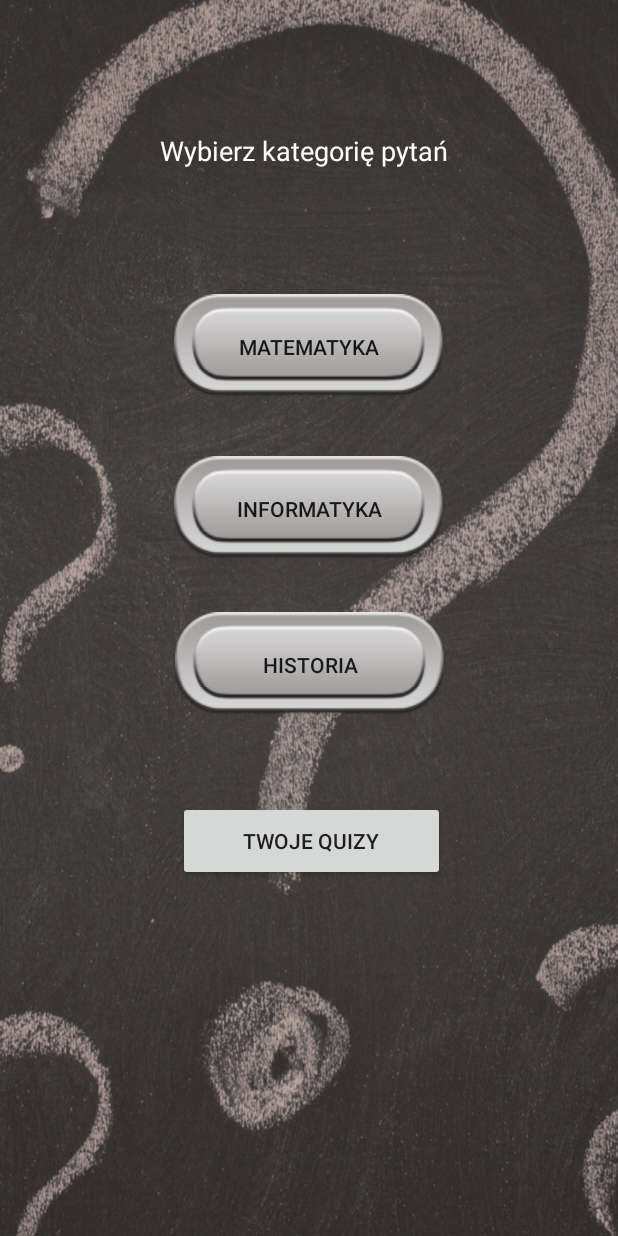
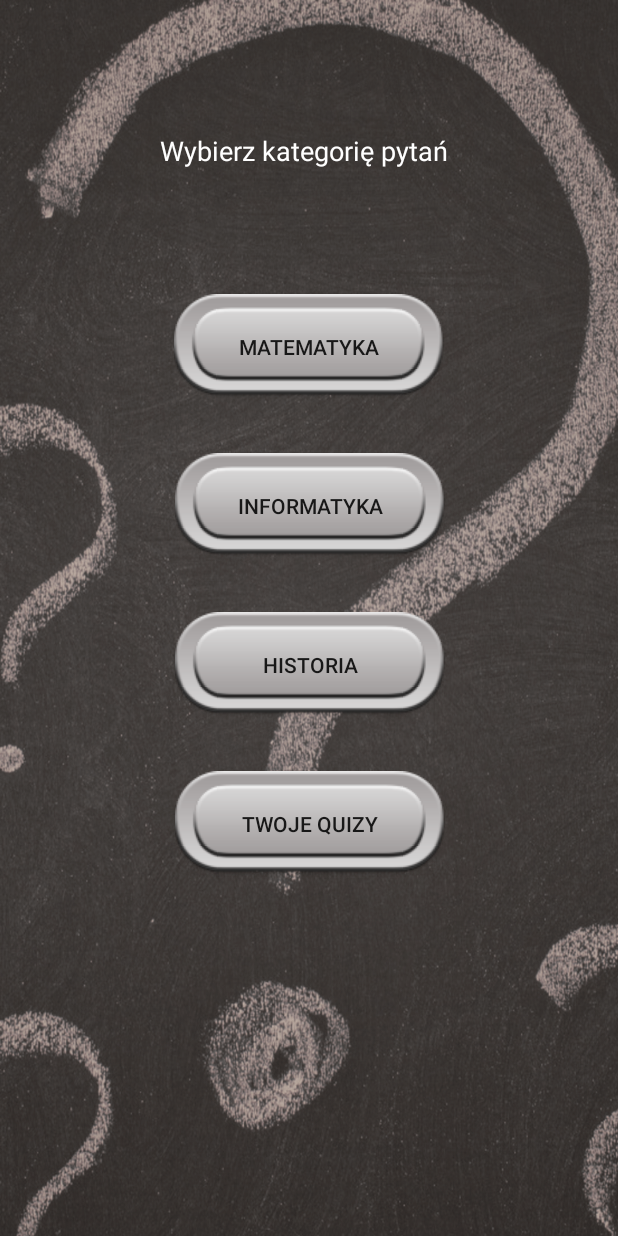
Before and after one commit to MTrzepacz/QuizGame-Android, an Android app: the screen it shows after launch (Start), on a phone screen of 412 x 824 dp. Run offline under Robolectric (Android 15) with nearby library versions, the phone set to English and light mode, and no system bars.

Commit message:
added listview

```diff
--- a/app/src/main/java/mtrzepacz/quizgame/Start.java
+++ b/app/src/main/java/mtrzepacz/quizgame/Start.java
@@ -34,4 +34,9 @@ public class Start extends AppCompatActivity {
         Intent intent = new Intent(this, HistoryActivity.class);
         startActivity(intent);
     }
+
+    public void chooseTopicList(View view){
+        Intent intent = new Intent(this, TopicList.class);
+        startActivity(intent);
+    }
 }
--- a/app/src/main/res/layout/activity_start.xml
+++ b/app/src/main/res/layout/activity_start.xml
@@ -21,31 +21,30 @@
         app:layout_constraintTop_toTopOf="parent" />
 
     <Button
-        android:background="@drawable/customquizbutton"
         android:id="@+id/button"
         android:layout_width="180dp"
         android:layout_height="70dp"
-        android:layout_marginTop="38dp"
+        android:layout_marginTop="36dp"
+        android:background="@drawable/customquizbutton"
         android:onClick="chooseIT"
         android:text="Informatyka"
-        app:layout_constraintHorizontal_bias="0.5"
+        app:layout_constraintHorizontal_bias="0.503"
         app:layout_constraintLeft_toLeftOf="parent"
         app:layout_constraintRight_toRightOf="parent"
         app:layout_constraintTop_toBottomOf="@+id/button3" />
 
     <Button
-        android:background="@drawable/customquizbutton"
         android:id="@+id/button4"
         android:layout_width="180dp"
         android:layout_height="70dp"
-        android:layout_marginTop="34dp"
+        android:layout_marginTop="36dp"
+        android:background="@drawable/customquizbutton"
         android:onClick="chooseHistory"
         android:text="Historia"
-        app:layout_constraintHorizontal_bias="0.502"
+        app:layout_constraintHorizontal_bias="0.503"
         app:layout_constraintLeft_toLeftOf="parent"
         app:layout_constraintRight_toRightOf="parent"
-        app:layout_constraintTop_toBottomOf="@+id/button"
-        tools:layout_editor_absoluteY="386dp" />
+        app:layout_constraintTop_toBottomOf="@+id/button" />
 
     <Button
         android:background="@drawable/customquizbutton"
@@ -61,12 +60,14 @@
 
     <Button
         android:id="@+id/button2"
-        android:layout_width="178dp"
-        android:layout_height="53dp"
-        android:layout_marginTop="56dp"
+        android:layout_width="180dp"
+        android:layout_height="70dp"
+        android:layout_marginTop="36dp"
+        android:background="@drawable/customquizbutton"
         android:text="Twoje Quizy"
+        android:onClick="chooseTopicList"
         app:layout_constraintEnd_toEndOf="parent"
-        app:layout_constraintHorizontal_bias="0.506"
+        app:layout_constraintHorizontal_bias="0.503"
         app:layout_constraintStart_toStartOf="parent"
         app:layout_constraintTop_toBottomOf="@+id/button4" />
 
```
Also changed, not shown: app/src/main/AndroidManifest.xml (+9 -3 lines), app/src/main/java/mtrzepacz/quizgame/TopicList.java (added, +30 -0 lines), app/src/main/res/layout/list_view_basic_item.xml (added, +7 -0 lines), app/src/main/res/layout/topic_list.xml (added, +20 -0 lines).
